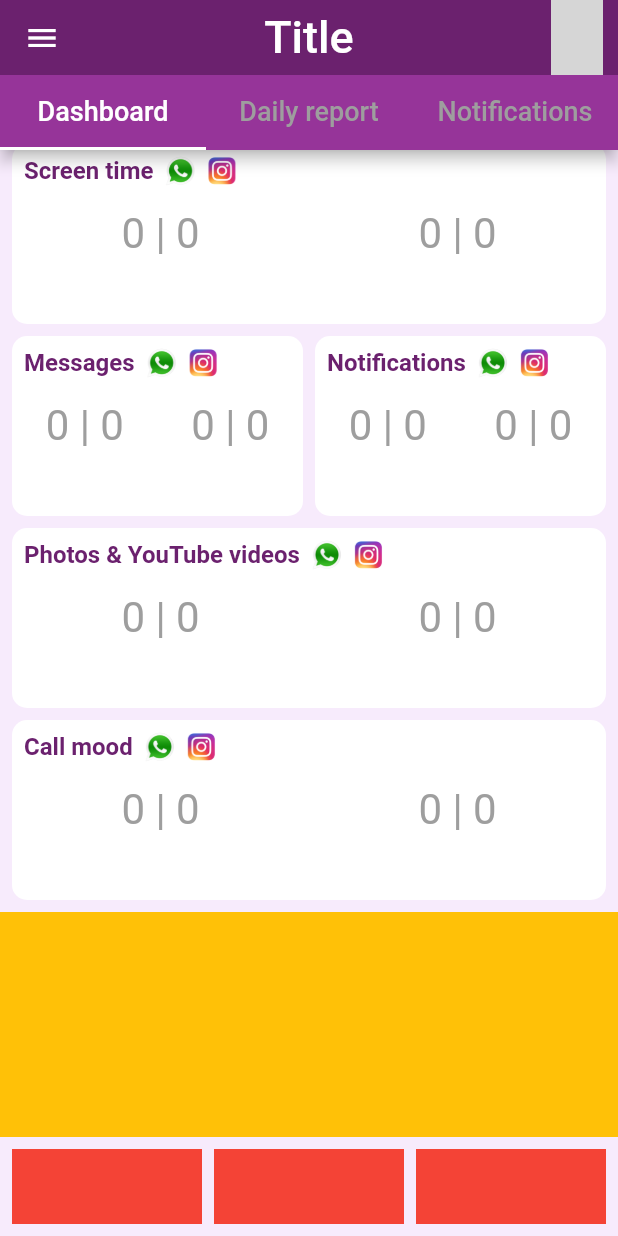
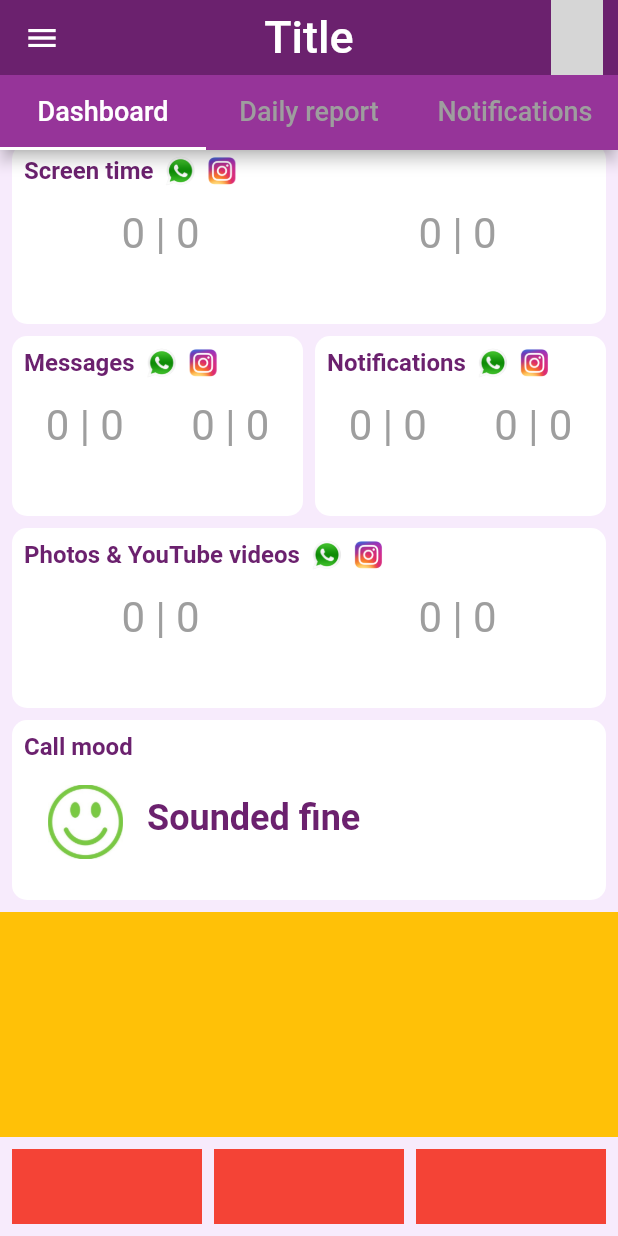
Before and after one commit to adirahav/flutter_bosco, a Flutter app: the screen it shows after launch, scrolled down 212 dp, on a phone screen of 412 x 824 dp. Run offline on Flutter 3.47's test engine with Material 2 defaults, Android fonts, the phone set to English and light mode, and no system bars; network calls fail; grey boxes are pictures that could not be loaded.

Commit message:
home call mood

```diff
--- a/lib/common/colors.dart
+++ b/lib/common/colors.dart
@@ -11,4 +11,6 @@ class CustomColors {
   static const TabsBackground = Color(0xFF963499);
 
   static const AlertBackground = Color(0xFFc81b49);
+
+  static const Title = Color(0xFF6b216e);
 }
--- a/lib/common/drawer.dart
+++ b/lib/common/drawer.dart
@@ -2,7 +2,7 @@ import 'package:flutter/material.dart';
 import 'colors.dart';
 import 'dimens.dart';
 
-class drawer extends StatelessWidget {
+class CustomDrawer extends StatelessWidget {
   @override
   Widget build(BuildContext context) {
     return ClipRRect(
--- /dev/null
+++ b/lib/common/enums.dart
@@ -0,0 +1 @@
+enum CallMood { Unknown, Happy, Normal, Bad }
--- a/lib/home.dart
+++ b/lib/home.dart
@@ -4,6 +4,7 @@ import 'package:flutter/material.dart';
 import 'common/colors.dart';
 import 'common/app_bar.dart';
 import 'common/drawer.dart';
+import 'common/enums.dart';
 
 class Home extends StatefulWidget {
   @override
@@ -27,7 +28,7 @@ class _HomeState extends State<Home> with SingleTickerProviderStateMixin {
         bottom: CustomDimens.Padding);
 
     return Scaffold(
-      drawer: drawer(),
+      drawer: CustomDrawer(),
       appBar: CustomAppBar(
         showMenu: true,
         childName: "Title",
@@ -74,13 +75,9 @@ class _HomeState extends State<Home> with SingleTickerProviderStateMixin {
                   ],
                 ),
               ),
-              Padding(
-                padding: sectionPadding,
-                child: Row(
-                  children: [
-                    Section(title: "Call mood"),
-                  ],
-                ),
+              ChildCallMood(
+                sectionPadding: sectionPadding,
+                callMood: CallMood.Happy,
               ),
               ChildLocation(),
               Padding(
@@ -105,6 +102,96 @@ class _HomeState extends State<Home> with SingleTickerProviderStateMixin {
       ),
     );
   }
+}
+
+// ignore: must_be_immutable
+class ChildCallMood extends StatelessWidget {
+  String title;
+  CallMood callMood;
+
+  ChildCallMood({
+    this.title,
+    this.callMood,
+    Key key,
+    @required this.sectionPadding,
+  }) : super(key: key);
+
+  final EdgeInsets sectionPadding;
+
+  @override
+  Widget build(BuildContext context) {
+    String icon = callMood == CallMood.Happy
+        ? "CallHappyIcon"
+        : callMood == CallMood.Normal
+            ? "CallNormalIcon"
+            : "CallBadIcon";
+
+    String sounded = callMood == CallMood.Happy
+        ? "Sounded fine"
+        : callMood == CallMood.Normal
+            ? "Sounded normal"
+            : "Sounded bad";
+
+    return Padding(
+      padding: sectionPadding,
+      child: Container(
+        height: 120,
+        decoration: BoxDecoration(
+          color: Colors.white,
+          borderRadius: BorderRadius.all(Radius.circular(10.0)),
+        ),
+        child: Padding(
+          padding: const EdgeInsets.only(left: 8.0, top: 8.0),
+          child: Column(
+            crossAxisAlignment: CrossAxisAlignment.start,
+            children: [
+              Text(
+                "Call mood",
+                style: Title(),
+              ),
+              Padding(
+                padding: const EdgeInsets.all(CustomDimens.Padding),
+                child: Row(
+                  mainAxisAlignment: MainAxisAlignment.start,
+                  crossAxisAlignment: CrossAxisAlignment.start,
+                  children: [
+                    Padding(
+                      padding: const EdgeInsets.all(CustomDimens.Padding),
+                      child: Image(
+                        image: AssetImage("images/" + icon + ".jpg"),
+                        width: 50.0,
+                        height: 50.0,
+                      ),
+                    ),
+                    Padding(
+                      padding: const EdgeInsets.only(
+                          left: CustomDimens.Padding,
+                          top: CustomDimens.Padding * 2),
+                      child: Text(
+                        sounded,
+                        style: TextStyle(
+                            fontSize: CustomDimens.NormalFontSize + 6,
+                            color: CustomColors.Title,
+                            fontWeight: FontWeight.bold),
+                      ),
+                    ),
+                  ],
+                ),
+              ),
+            ],
+          ),
+        ),
+      ),
+    );
+  }
+}
+
+// ignore: non_constant_identifier_names
+TextStyle Title() {
+  return TextStyle(
+      fontSize: CustomDimens.NormalFontSize - 2,
+      color: CustomColors.Title,
+      fontWeight: FontWeight.bold);
 }
 
 // ignore: must_be_immutable
@@ -135,31 +222,45 @@ class Section extends StatelessWidget {
                   children: [
                     Text(
                       this.title,
-                      style: TextStyle(
-                          fontSize: CustomDimens.NormalFontSize - 2,
-                          color: CustomColors.AppBarBackground,
-                          fontWeight: FontWeight.bold),
+                      style: Title(),
                     ),
                     Padding(
                       padding: const EdgeInsets.only(left: 8.0),
-                      child: Image(image: AssetImage("images/WhatsappIcon.png"), width: 20.0, height: 20.0,),
+                      child: Image(
+                        image: AssetImage("images/WhatsappIcon.png"),
+                        width: 20.0,
+                        height: 20.0,
+                      ),
                     ),
                     Padding(
                       padding: const EdgeInsets.only(left: 8.0),
-                      child: Image(image: AssetImage("images/InstagramIcon.png"), width: 20.0, height: 20.0,),
+                      child: Image(
+                        image: AssetImage("images/InstagramIcon.png"),
+                        width: 20.0,
+                        height: 20.0,
+                      ),
                     ),
                   ],
                 ),
               ),
               Center(
-                child: Row(
-                  mainAxisAlignment: MainAxisAlignment.spaceAround,
-                  children: [
-                    Text("0 | 0", style: TextStyle(fontSize: CustomDimens.BigFontSize-2, color: Colors.grey),),
-                    Text("0 | 0", style: TextStyle(fontSize: CustomDimens.BigFontSize-2, color: Colors.grey),),
-                  ],
-                )
-              )
+                  child: Row(
+                mainAxisAlignment: MainAxisAlignment.spaceAround,
+                children: [
+                  Text(
+                    "0 | 0",
+                    style: TextStyle(
+                        fontSize: CustomDimens.BigFontSize - 2,
+                        color: Colors.grey),
+                  ),
+                  Text(
+                    "0 | 0",
+                    style: TextStyle(
+                        fontSize: CustomDimens.BigFontSize - 2,
+                        color: Colors.grey),
+                  ),
+                ],
+              ))
             ],
           ),
         ));
@@ -204,7 +305,10 @@ class ChildAvatar extends StatelessWidget {
                       ),
                       IconButton(
                         onPressed: () {},
-                        icon: Icon(Icons.cancel, color: Colors.white,),
+                        icon: Icon(
+                          Icons.cancel,
+                          color: Colors.white,
+                        ),
                       ),
                     ],
                   ),
--- a/pubspec.yaml
+++ b/pubspec.yaml
@@ -46,9 +46,7 @@ flutter:
 
   # To add assets to your application, add an assets section, like this:
   assets:
-     - images/GooglePhotosIcon.png
-     - images/InstagramIcon.png
-     - images/WhatsappIcon.png
+     - images/
 
   # An image asset can refer to one or more resolution-specific "variants", see
   # https://flutter.dev/assets-and-images/#resolution-aware.
```
Also changed, not shown: images/CallHappyIcon.jpg (added), images/CallNormalIcon.jpg (added), images/CallSadIcon.jpg (added).
